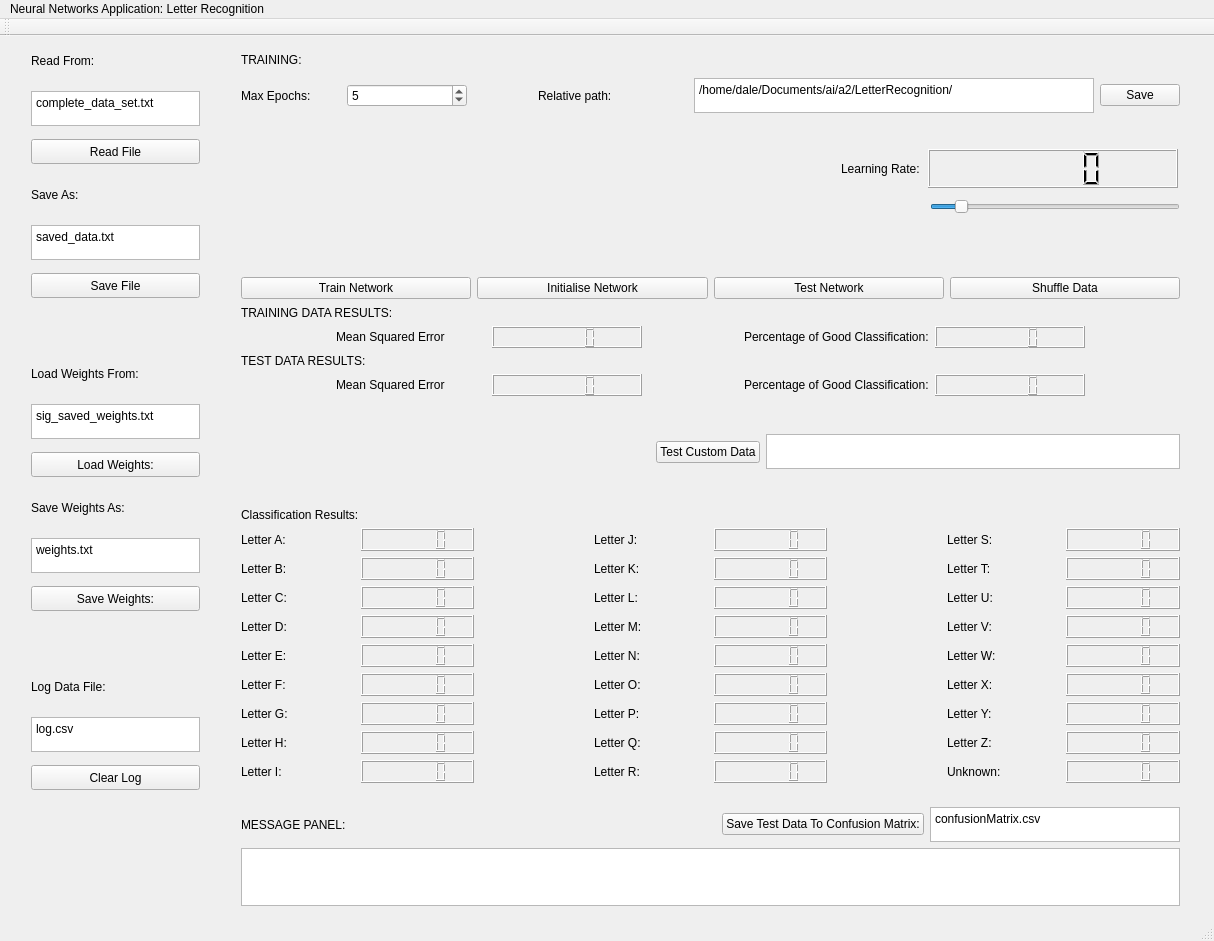
The window that mainwindow.ui (dceuinton/firstgo_neural_net) describes before a commit, drawn with Qt 5.
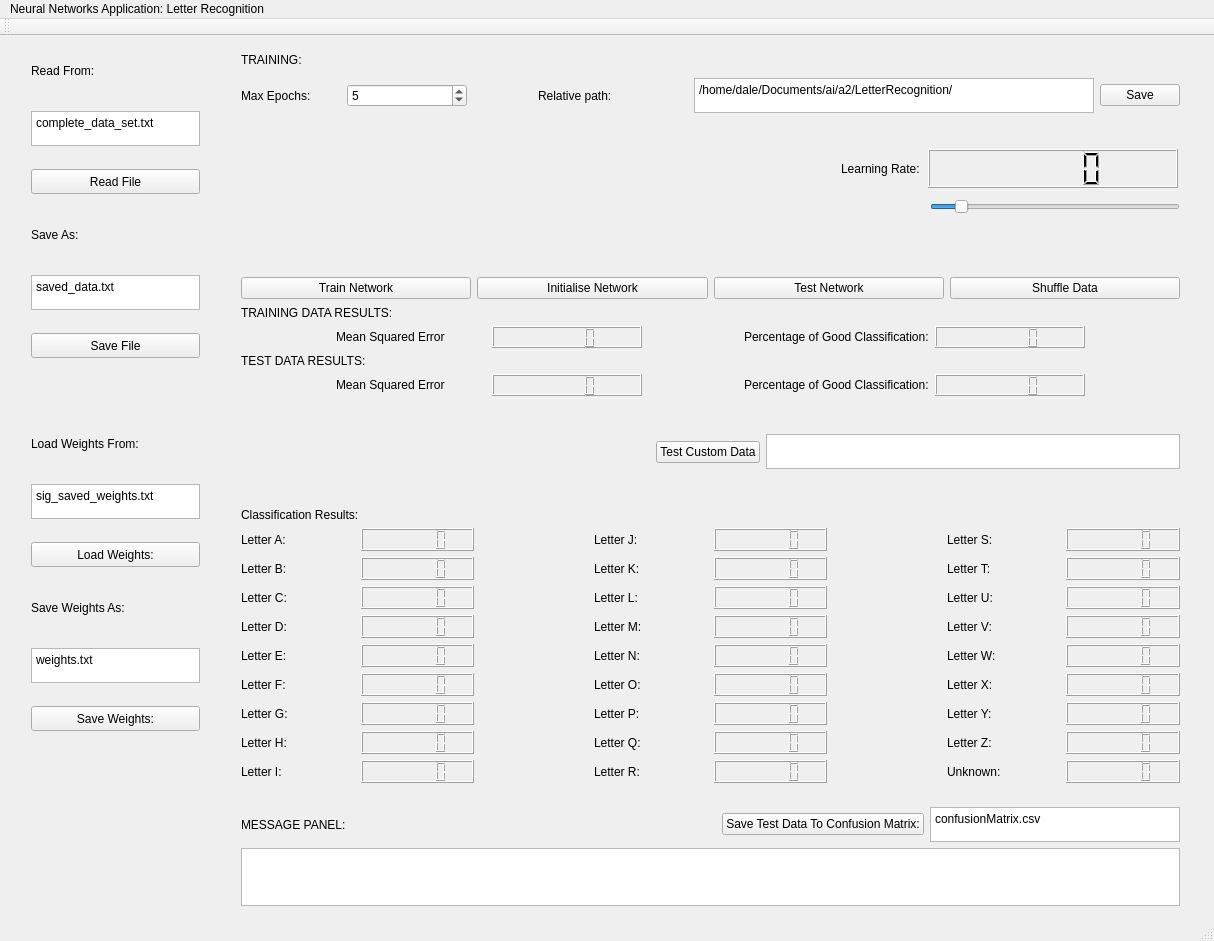
The same window after the commit.

Commit message: Tabulated results. Woohoo. Also removed logger ui from ui.

Diff of the .ui file:
```diff
--- a/mainwindow.ui
+++ b/mainwindow.ui
@@ -29,7 +29,7 @@
       <height>768</height>
      </rect>
     </property>
-    <layout class="QVBoxLayout" name="verticalLayout" stretch="0,0,0,0,0,0,0,0,0,0,0,0,0,0,0,0,0">
+    <layout class="QVBoxLayout" name="verticalLayout" stretch="0,0,0,0,0,0,0,0,0,0,0,0,0,0">
      <property name="spacing">
       <number>6</number>
      </property>
@@ -278,51 +278,6 @@
        </property>
       </spacer>
      </item>
-     <item>
-      <widget class="QLabel" name="label_5">
-       <property name="sizePolicy">
-        <sizepolicy hsizetype="Preferred" vsizetype="Fixed">
-         <horstretch>0</horstretch>
-         <verstretch>0</verstretch>
-        </sizepolicy>
-       </property>
-       <property name="maximumSize">
-        <size>
-         <width>16777215</width>
-         <height>35</height>
-        </size>
-       </property>
-       <property name="text">
-        <string>Log Data File:</string>
-       </property>
-      </widget>
-     </item>
-     <item>
-      <widget class="QPlainTextEdit" name="pteLogFile">
-       <property name="maximumSize">
-        <size>
-         <width>16777215</width>
-         <height>35</height>
-        </size>
-       </property>
-       <property name="plainText">
-        <string>log.csv</string>
-       </property>
-      </widget>
-     </item>
-     <item>
-      <widget class="QPushButton" name="btnClearLog">
-       <property name="maximumSize">
-        <size>
-         <width>16777215</width>
-         <height>25</height>
-        </size>
-       </property>
-       <property name="text">
-        <string>Clear Log</string>
-       </property>
-      </widget>
-     </item>
     </layout>
    </widget>
    <widget class="QWidget" name="verticalLayoutWidget_2">
```
The commit also changes 2 other files.
